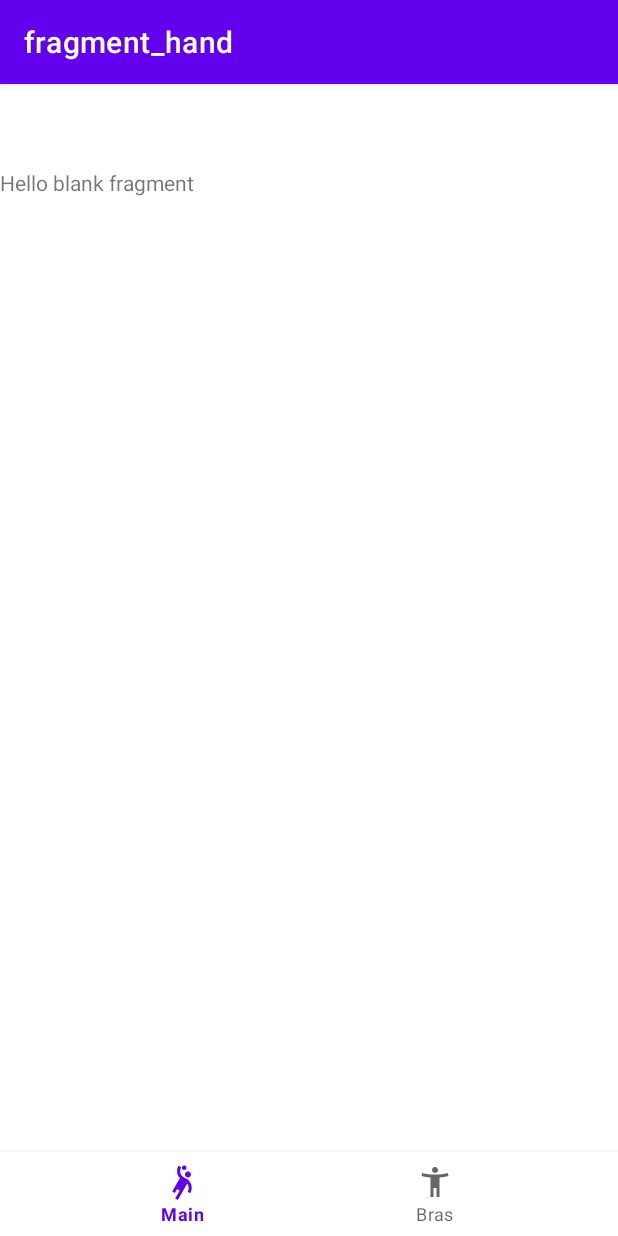
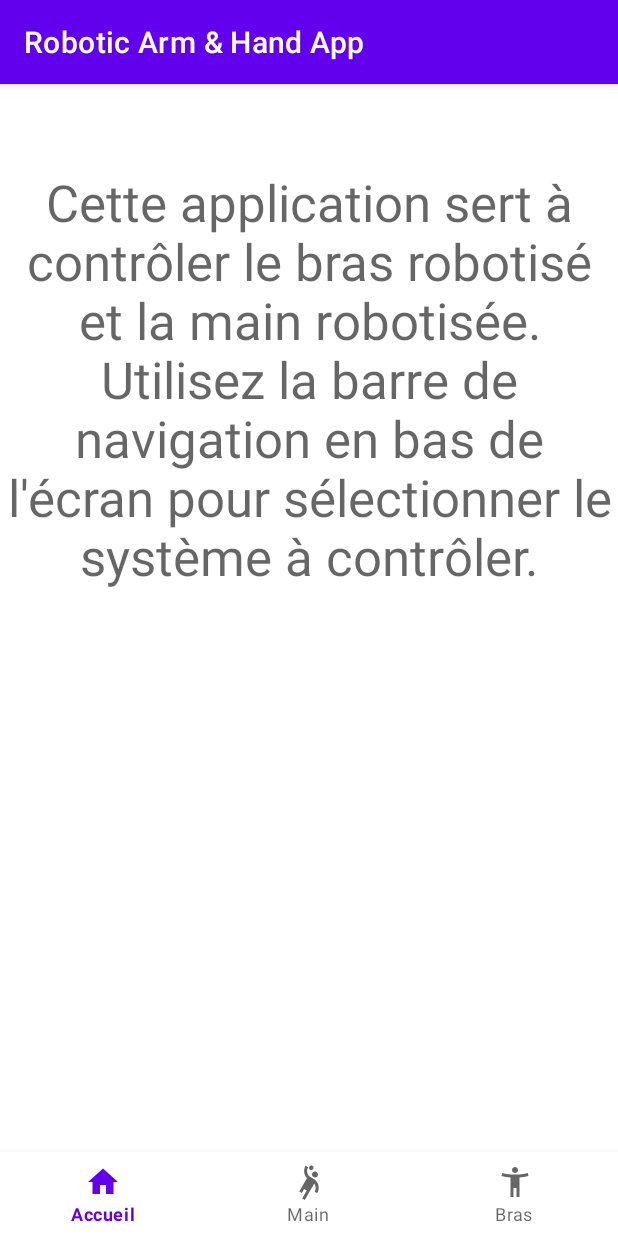
Before and after one commit to Jungack/robotic-arm-hand-app, an Android app: the screen it shows after launch (MainActivity), on a phone screen of 412 x 824 dp. Run offline under Robolectric (Android 15) with nearby library versions, the phone set to English and light mode, and no system bars; our stand-ins replace navigation-ui.

Commit message:
Added Home section

```diff
--- a/app/src/main/java/com/example/roboticarmhandapp/MainActivity.java
+++ b/app/src/main/java/com/example/roboticarmhandapp/MainActivity.java
@@ -22,7 +22,7 @@ public class MainActivity extends AppCompatActivity {
 
         //Pass the ID's of Different destinations
         AppBarConfiguration appBarConfiguration = new AppBarConfiguration.Builder(
-                R.id.hand, R.id.arm)
+                R.id.home, R.id.hand, R.id.arm)
                 .build();
 
         //Initialize NavController.
--- a/app/src/main/res/layout/fragment_home.xml
+++ b/app/src/main/res/layout/fragment_home.xml
@@ -5,10 +5,11 @@
     android:layout_height="match_parent"
     tools:context=".Home">
 
-    <!-- TODO: Update blank fragment layout -->
     <TextView
+        android:id="@+id/textView"
         android:layout_width="match_parent"
         android:layout_height="match_parent"
-        android:text="@string/hello_blank_fragment" />
-
+        android:text="@string/app_description"
+        android:textAlignment="center"
+        android:textAppearance="@style/TextAppearance.AppCompat.Display1" />
 </FrameLayout>
--- a/app/src/main/res/menu/bottom_nav_menu.xml
+++ b/app/src/main/res/menu/bottom_nav_menu.xml
@@ -1,5 +1,10 @@
 <?xml version="1.0" encoding="utf-8"?>
 <menu xmlns:android="http://schemas.android.com/apk/res/android">
+
+    <item
+        android:id="@+id/home"
+        android:icon="@drawable/ic_home"
+        android:title="@string/title_home"  />
 
     <item
         android:id="@+id/hand"
--- a/app/src/main/res/navigation/nav_graph.xml
+++ b/app/src/main/res/navigation/nav_graph.xml
@@ -3,17 +3,24 @@
     xmlns:app="http://schemas.android.com/apk/res-auto"
     xmlns:tools="http://schemas.android.com/tools"
     android:id="@+id/nav_graph"
-    app:startDestination="@id/hand">
+    app:startDestination="@id/home">
+
+    <fragment
+        android:id="@+id/home"
+        android:name="com.example.roboticarmhandapp.Home"
+        android:label="@string/app_name"
+        tools:layout="@layout/fragment_home" />
 
     <fragment
         android:id="@+id/hand"
         android:name="com.example.roboticarmhandapp.Hand"
-        android:label="fragment_hand"
+        android:label="@string/title_hand"
         tools:layout="@layout/fragment_hand" />
 
     <fragment
         android:id="@+id/arm"
         android:name="com.example.roboticarmhandapp.Arm"
-        android:label="fragment_arm"
+        android:label="@string/title_arm"
         tools:layout="@layout/fragment_arm" />
+
 </navigation>
--- a/app/src/main/res/values/strings.xml
+++ b/app/src/main/res/values/strings.xml
@@ -2,6 +2,8 @@
     <string name="app_name">Robotic Arm &amp; Hand App</string>
     <string name="title_hand">Main</string>
     <string name="title_arm">Bras</string>
+    <string name="title_home">Accueil</string>
+    <string name="app_description">Cette application sert à contrôler le bras robotisé et la main robotisée. Utilisez la barre de navigation en bas de l\'écran pour sélectionner le système à contrôler.</string>
     <!-- TODO: Remove or change this placeholder text -->
     <string name="hello_blank_fragment">Hello blank fragment</string>
 </resources>
```
